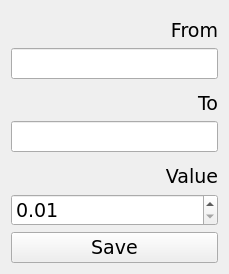
The window that Lab2_GUI/LinkWidget.ui (Cvelth/Comp_Simulation_Projects) describes before a commit, drawn with Qt 5.
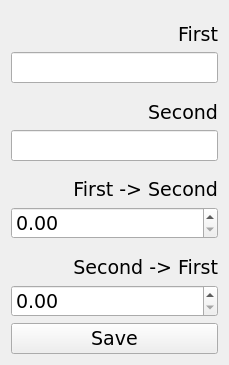
The same window after the commit.

Commit message: One-way links were improved.

Diff of the .ui file:
```diff
--- a/Lab2_GUI/LinkWidget.ui
+++ b/Lab2_GUI/LinkWidget.ui
@@ -7,7 +7,7 @@
     <x>0</x>
     <y>0</y>
     <width>229</width>
-    <height>274</height>
+    <height>365</height>
    </rect>
   </property>
   <property name="font">
@@ -28,7 +28,7 @@
      <item>
       <widget class="QLabel" name="label">
        <property name="text">
-        <string>From</string>
+        <string>First</string>
        </property>
        <property name="alignment">
         <set>Qt::AlignBottom|Qt::AlignRight|Qt::AlignTrailing</set>
@@ -49,7 +49,7 @@
      <item>
       <widget class="QLabel" name="label_2">
        <property name="text">
-        <string>To</string>
+        <string>Second</string>
        </property>
        <property name="alignment">
         <set>Qt::AlignBottom|Qt::AlignRight|Qt::AlignTrailing</set>
@@ -70,7 +70,7 @@
      <item>
       <widget class="QLabel" name="label_5">
        <property name="text">
-        <string>Value</string>
+        <string>First -&gt; Second</string>
        </property>
        <property name="alignment">
         <set>Qt::AlignBottom|Qt::AlignRight|Qt::AlignTrailing</set>
@@ -83,11 +83,44 @@
         <number>2</number>
        </property>
        <property name="minimum">
+        <double>0.000000000000000</double>
+       </property>
+       <property name="singleStep">
         <double>0.010000000000000</double>
        </property>
+       <property name="value">
+        <double>0.000000000000000</double>
+       </property>
+      </widget>
+     </item>
+    </layout>
+   </item>
+   <item>
+    <layout class="QVBoxLayout" name="verticalLayout_7">
+     <item>
+      <widget class="QLabel" name="label_6">
+       <property name="text">
+        <string>Second -&gt; First</string>
+       </property>
+       <property name="alignment">
+        <set>Qt::AlignBottom|Qt::AlignRight|Qt::AlignTrailing</set>
+       </property>
+      </widget>
+     </item>
+     <item>
+      <widget class="QDoubleSpinBox" name="to_first">
+       <property name="decimals">
+        <number>2</number>
+       </property>
+       <property name="minimum">
+        <double>0.000000000000000</double>
+       </property>
        <property name="singleStep">
         <double>0.010000000000000</double>
        </property>
+       <property name="value">
+        <double>0.000000000000000</double>
+       </property>
       </widget>
      </item>
     </layout>
```
Left out of the diff: 6 changed lines with no effect on the pictures. The commit also changes 3 other files.
